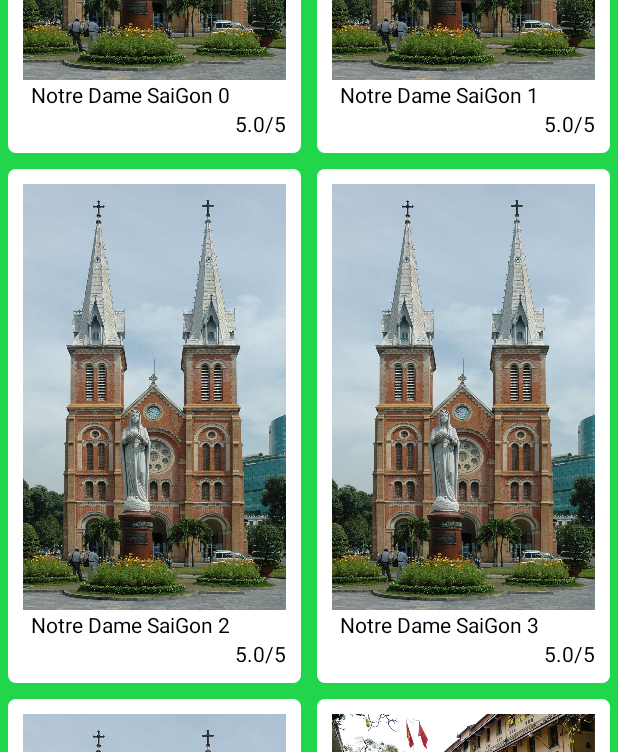
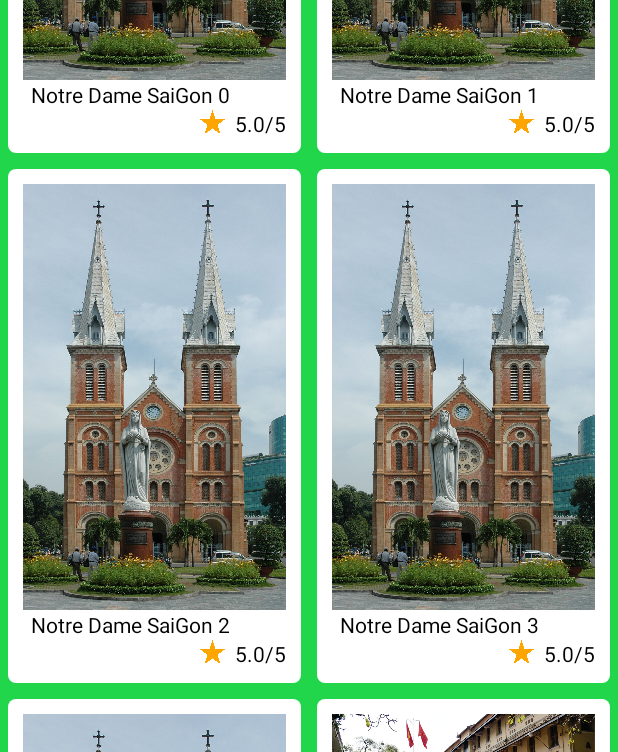
Before and after one commit to QBLong/Location-based-service, an Android app: the screen it shows after launch (MainActivity), on a phone screen of 412 x 824 dp. Shown: the part 453-1205 px from the top of the screen. Run offline under Robolectric (Android 15) with nearby library versions, the light colour scheme and no system bars.

Commit message:
Add detail location

```diff
--- a/app/src/main/res/layout/item_view_layout.xml
+++ b/app/src/main/res/layout/item_view_layout.xml
@@ -19,13 +19,31 @@
         android:id="@+id/text_name"
         android:textColor="@color/black"
         android:paddingLeft="5dp"/>
-    <TextView
+    <LinearLayout
         android:layout_width="match_parent"
         android:layout_height="wrap_content"
-        android:id="@+id/text_star"
-        android:layout_gravity="right"
-        android:gravity="right"
-        android:textColor="@color/black"
-        android:paddingLeft="5dp"/>
+        android:orientation="horizontal">
+        <TextView
+            android:layout_width="0dp"
+            android:layout_height="wrap_content"
+            android:layout_weight="6" />
+        <ImageView
+            android:layout_width="0dp"
+            android:layout_height="wrap_content"
+            android:scaleType="fitCenter"
+            android:adjustViewBounds="true"
+            android:layout_weight="1"
+            android:src="@drawable/star"/>
+
+        <TextView
+            android:layout_width="0dp"
+            android:layout_height="wrap_content"
+            android:id="@+id/text_star"
+            android:layout_gravity="right"
+            android:gravity="right"
+            android:textColor="@color/black"
+            android:layout_weight="2"/>
+    </LinearLayout>
+
 
 </LinearLayout>
```
Also changed, not shown: app/src/main/res/drawable/star.png (added).
